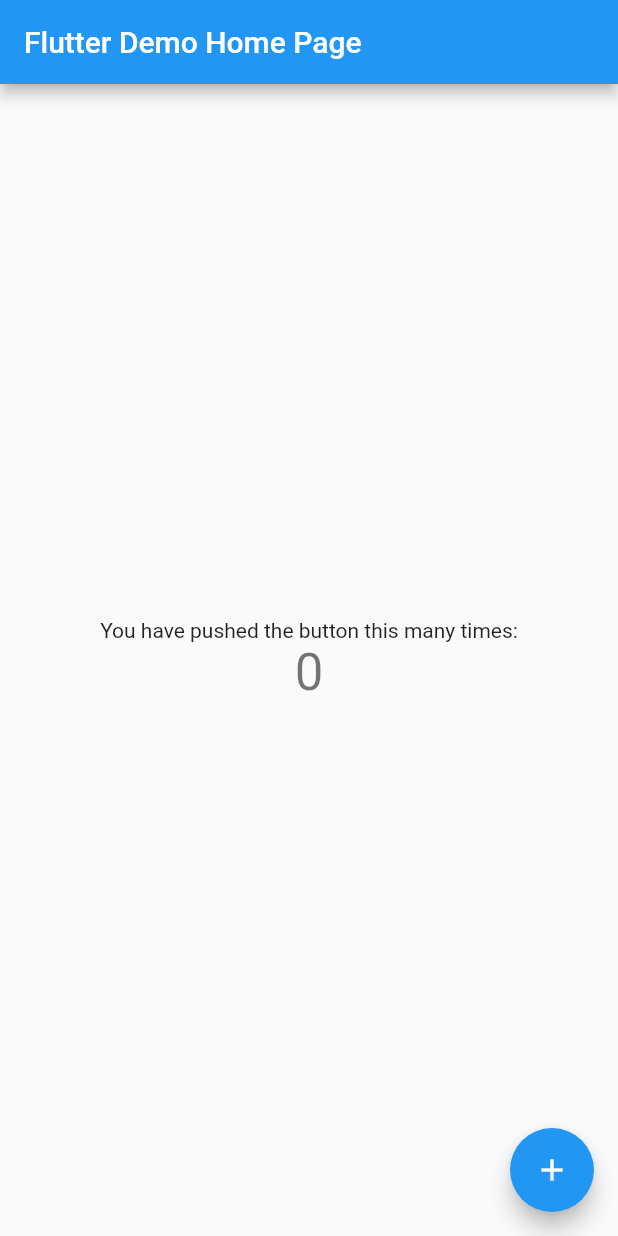
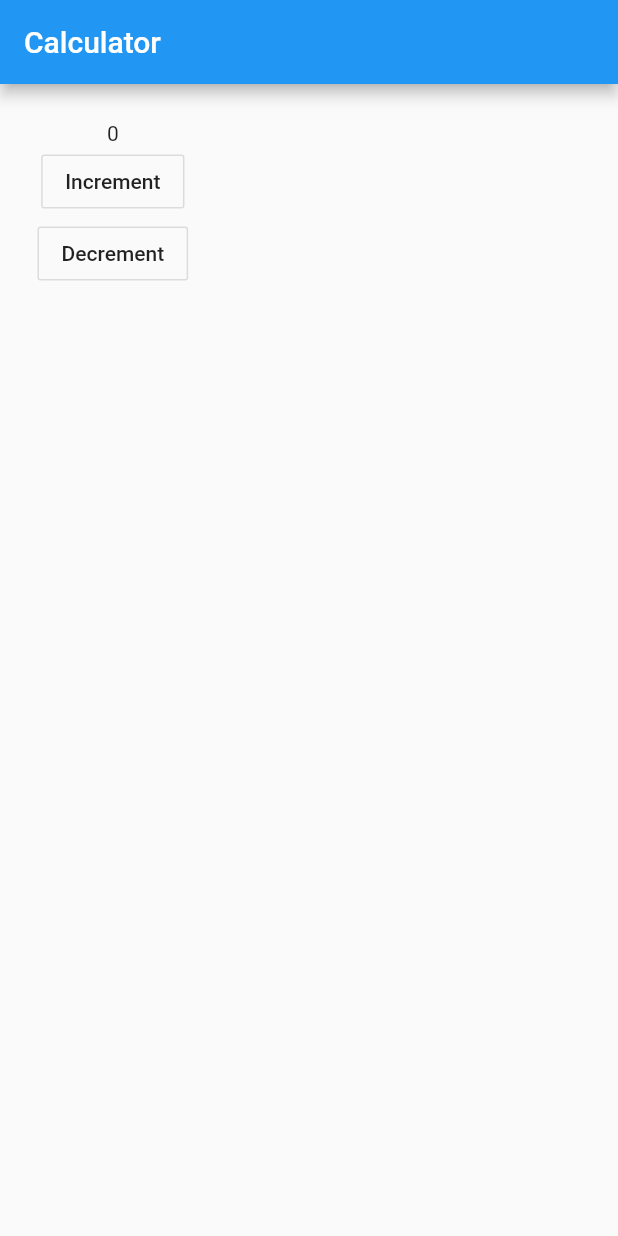
Before and after one commit to imcaaarl/flutter_basefile, a Flutter app: the screen it shows after launch, on a phone screen of 412 x 824 dp. Run offline on Flutter 3.47's test engine with Material 2 defaults, Android fonts, the phone set to English and light mode, and no system bars.

Commit message:
Demo for 4r4 9/16/19

```diff
--- a/base/lib/main.dart
+++ b/base/lib/main.dart
@@ -3,42 +3,15 @@ import 'package:flutter/material.dart';
 void main() => runApp(MyApp());
 
 class MyApp extends StatelessWidget {
-  // This widget is the root of your application.
   @override
   Widget build(BuildContext context) {
     return MaterialApp(
-      title: 'Flutter Demo',
-      theme: ThemeData(
-        // This is the theme of your application.
-        //
-        // Try running your application with "flutter run". You'll see the
-        // application has a blue toolbar. Then, without quitting the app, try
-        // changing the primarySwatch below to Colors.green and then invoke
-        // "hot reload" (press "r" in the console where you ran "flutter run",
-        // or simply save your changes to "hot reload" in a Flutter IDE).
-        // Notice that the counter didn't reset back to zero; the application
-        // is not restarted.
-        primarySwatch: Colors.blue,
-      ),
-      home: MyHomePage(title: 'Flutter Demo Home Page'),
+      home: MyHomePage(),
     );
   }
 }
 
 class MyHomePage extends StatefulWidget {
-  MyHomePage({Key key, this.title}) : super(key: key);
-
-  // This widget is the home page of your application. It is stateful, meaning
-  // that it has a State object (defined below) that contains fields that affect
-  // how it looks.
-
-  // This class is the configuration for the state. It holds the values (in this
-  // case the title) provided by the parent (in this case the App widget) and
-  // used by the build method of the State. Fields in a Widget subclass are
-  // always marked "final".
-
-  final String title;
-
   @override
   _MyHomePageState createState() => _MyHomePageState();
 }
@@ -48,64 +21,38 @@ class _MyHomePageState extends State<MyHomePage> {
 
   void _incrementCounter() {
     setState(() {
-      // This call to setState tells the Flutter framework that something has
-      // changed in this State, which causes it to rerun the build method below
-      // so that the display can reflect the updated values. If we changed
-      // _counter without calling setState(), then the build method would not be
-      // called again, and so nothing would appear to happen.
       _counter++;
     });
   }
 
+  void _decrementCounter(){
+    setState(() {
+      _counter--;
+    });
+  }
+
+
   @override
   Widget build(BuildContext context) {
-    // This method is rerun every time setState is called, for instance as done
-    // by the _incrementCounter method above.
-    //
-    // The Flutter framework has been optimized to make rerunning build methods
-    // fast, so that you can just rebuild anything that needs updating rather
-    // than having to individually change instances of widgets.
     return Scaffold(
         appBar: AppBar(
-        // Here we take the value from the MyHomePage object that was created by
-        // the App.build method, and use it to set our appbar title.
-        title: Text(widget.title),
+          title: Text("Calculator"),
         ),
-      body: Center(
-        // Center is a layout widget. It takes a single child and positions it
-        // in the middle of the parent.
+        body: Container(
+          padding: EdgeInsets.all(25.0),
           child: Column(
-          // Column is also layout widget. It takes a list of children and
-          // arranges them vertically. By default, it sizes itself to fit its
-          // children horizontally, and tries to be as tall as its parent.
-          //
-          // Invoke "debug painting" (press "p" in the console, choose the
-          // "Toggle Debug Paint" action from the Flutter Inspector in Android
-          // Studio, or the "Toggle Debug Paint" command in Visual Studio Code)
-          // to see the wireframe for each widget.
-          //
-          // Column has various properties to control how it sizes itself and
-          // how it positions its children. Here we use mainAxisAlignment to
-          // center the children vertically; the main axis here is the vertical
-          // axis because Columns are vertical (the cross axis would be
-          // horizontal).
-          mainAxisAlignment: MainAxisAlignment.center,
             children: <Widget>[
-            Text(
-              'You have pushed the button this many times:',
+              Text(_counter.toString()),
+              OutlineButton(
+                onPressed: () => _incrementCounter(),
+                child: Text("Increment"),
               ),
-            Text(
-              '$_counter',
-              style: Theme.of(context).textTheme.display1,
-            ),
+              OutlineButton(
+                onPressed: () => _decrementCounter(),
+                child: Text("Decrement"),
+              )
             ],
           ),
-      ),
-      floatingActionButton: FloatingActionButton(
-        onPressed: _incrementCounter,
-        tooltip: 'Increment',
-        child: Icon(Icons.add),
-      ), // This trailing comma makes auto-formatting nicer for build methods.
-    );
+        ));
   }
 }
```
Lines whose indentation alone changed are shown as unchanged.
